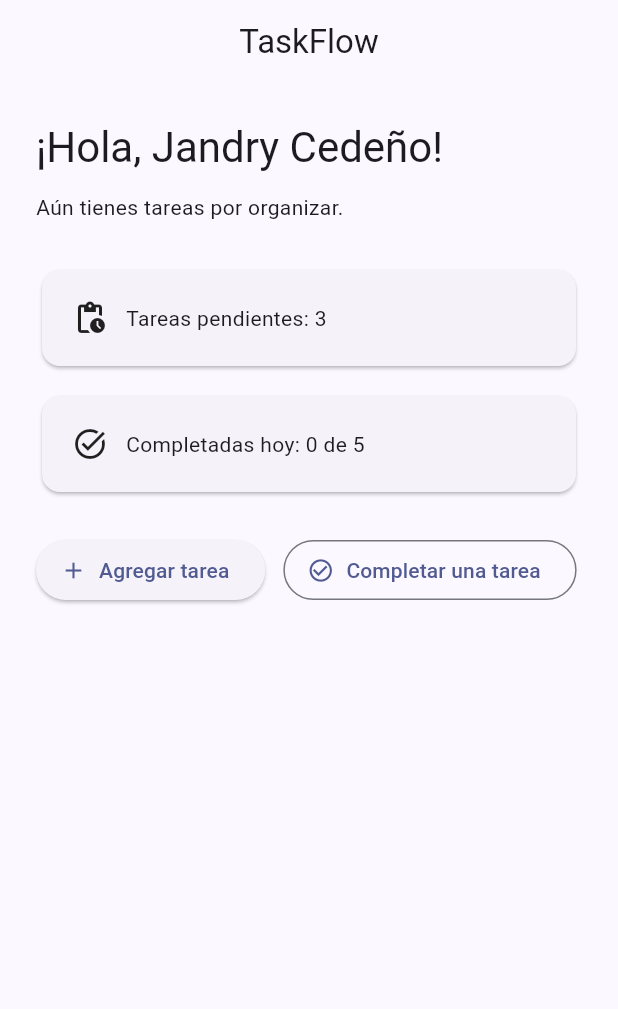
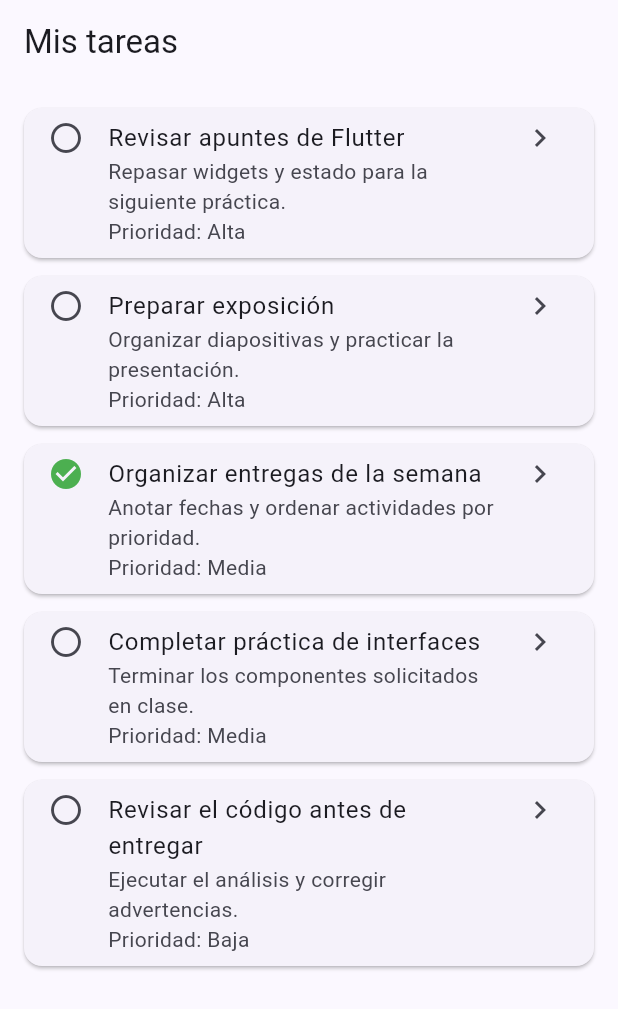
Before and after one commit to JandryHub/TaskFlow, a Flutter app: the screen it shows after launch, on a phone screen of 412 x 824 dp. Shown: the top 1009 px of the screen. Run offline on Flutter 3.47's test engine with Material 3 defaults, Android fonts, the phone set to English and light mode, and no system bars.

Commit message:
feat: mostrar listado local de tareas
Co-authored-by: Copilot <223556219+Copilot@users.noreply.github.com>

```diff
--- a/lib/main.dart
+++ b/lib/main.dart
@@ -3,6 +3,60 @@ import 'package:flutter/material.dart';
 void main() {
   runApp(const TaskFlowApp());
 }
+
+class Task {
+  const Task({
+    required this.id,
+    required this.title,
+    required this.description,
+    required this.priority,
+    required this.isCompleted,
+  });
+
+  final int id;
+  final String title;
+  final String description;
+  final String priority;
+  final bool isCompleted;
+}
+
+const demoTasks = [
+  Task(
+    id: 1,
+    title: 'Revisar apuntes de Flutter',
+    description: 'Repasar widgets y estado para la siguiente práctica.',
+    priority: 'Alta',
+    isCompleted: false,
+  ),
+  Task(
+    id: 2,
+    title: 'Preparar exposición',
+    description: 'Organizar diapositivas y practicar la presentación.',
+    priority: 'Alta',
+    isCompleted: false,
+  ),
+  Task(
+    id: 3,
+    title: 'Organizar entregas de la semana',
+    description: 'Anotar fechas y ordenar actividades por prioridad.',
+    priority: 'Media',
+    isCompleted: true,
+  ),
+  Task(
+    id: 4,
+    title: 'Completar práctica de interfaces',
+    description: 'Terminar los componentes solicitados en clase.',
+    priority: 'Media',
+    isCompleted: false,
+  ),
+  Task(
+    id: 5,
+    title: 'Revisar el código antes de entregar',
+    description: 'Ejecutar el análisis y corregir advertencias.',
+    priority: 'Baja',
+    isCompleted: false,
+  ),
+];
 
 class TaskFlowApp extends StatelessWidget {
   const TaskFlowApp({super.key});
@@ -16,110 +70,48 @@ class TaskFlowApp extends StatelessWidget {
         colorScheme: ColorScheme.fromSeed(seedColor: Colors.indigo),
         useMaterial3: true,
       ),
-      home: const TaskFlowHomePage(),
+      home: const TaskListScreen(),
     );
   }
 }
 
-class TaskFlowHomePage extends StatefulWidget {
-  const TaskFlowHomePage({super.key});
+class TaskCard extends StatelessWidget {
+  const TaskCard({super.key, required this.task});
 
-  @override
-  State<TaskFlowHomePage> createState() => _TaskFlowHomePageState();
-}
-
-class _TaskFlowHomePageState extends State<TaskFlowHomePage> {
-  final String studentName = 'Jandry Cedeño';
-  final int dailyGoal = 5;
-  int pendingTasks = 3;
-  int completedTasks = 0;
-
-  void _addTask() {
-    setState(() {
-      pendingTasks++;
-    });
-  }
-
-  void _completeTask() {
-    if (pendingTasks == 0) {
-      return;
-    }
-
-    setState(() {
-      pendingTasks--;
-      if (completedTasks < dailyGoal) {
-        completedTasks++;
-      }
-    });
-  }
+  final Task task;
 
   @override
   Widget build(BuildContext context) {
-    final statusMessage = pendingTasks == 0
-        ? '¡Excelente! No tienes tareas pendientes.'
-        : 'Aún tienes tareas por organizar.';
-
-    return Scaffold(
-      appBar: AppBar(title: const Text('TaskFlow'), centerTitle: true),
-      body: SafeArea(
-        child: Padding(
-          padding: const EdgeInsets.all(24),
-          child: Column(
-            crossAxisAlignment: CrossAxisAlignment.start,
-            children: [
-              Text(
-                '¡Hola, $studentName!',
-                style: Theme.of(context).textTheme.headlineMedium,
-              ),
-              const SizedBox(height: 12),
-              Text(statusMessage),
-              const SizedBox(height: 28),
-              Card(
-                child: Padding(
-                  padding: const EdgeInsets.all(20),
-                  child: Row(
-                    children: [
-                      const Icon(Icons.pending_actions),
-                      const SizedBox(width: 12),
-                      Text('Tareas pendientes: $pendingTasks'),
-                    ],
-                  ),
-                ),
-              ),
-              const SizedBox(height: 12),
-              Card(
-                child: Padding(
-                  padding: const EdgeInsets.all(20),
-                  child: Row(
-                    children: [
-                      const Icon(Icons.task_alt),
-                      const SizedBox(width: 12),
-                      Text('Completadas hoy: $completedTasks de $dailyGoal'),
-                    ],
-                  ),
-                ),
-              ),
-              const SizedBox(height: 24),
-              Wrap(
-                spacing: 12,
-                runSpacing: 12,
-                children: [
-                  ElevatedButton.icon(
-                    onPressed: _addTask,
-                    icon: const Icon(Icons.add),
-                    label: const Text('Agregar tarea'),
-                  ),
-                  OutlinedButton.icon(
-                    onPressed: pendingTasks == 0 ? null : _completeTask,
-                    icon: const Icon(Icons.check_circle_outline),
-                    label: const Text('Completar una tarea'),
-                  ),
-                ],
-              ),
-            ],
-          ),
+    return Card(
+      margin: const EdgeInsets.only(bottom: 12),
+      child: ListTile(
+        leading: Icon(
+          task.isCompleted ? Icons.check_circle : Icons.radio_button_unchecked,
+          color: task.isCompleted ? Colors.green : null,
         ),
+        title: Text(task.title),
+        subtitle: Text('${task.description}\nPrioridad: ${task.priority}'),
+        isThreeLine: true,
+        trailing: const Icon(Icons.chevron_right),
       ),
     );
   }
 }
+
+class TaskListScreen extends StatelessWidget {
+  const TaskListScreen({super.key});
+
+  @override
+  Widget build(BuildContext context) {
+    return Scaffold(
+      appBar: AppBar(title: const Text('Mis tareas'), centerTitle: false),
+      body: ListView.builder(
+        padding: const EdgeInsets.all(16),
+        itemCount: demoTasks.length,
+        itemBuilder: (context, index) {
+          return TaskCard(task: demoTasks[index]);
+        },
+      ),
+    );
+  }
+}
```
Also changed, not shown: 1 other file.
